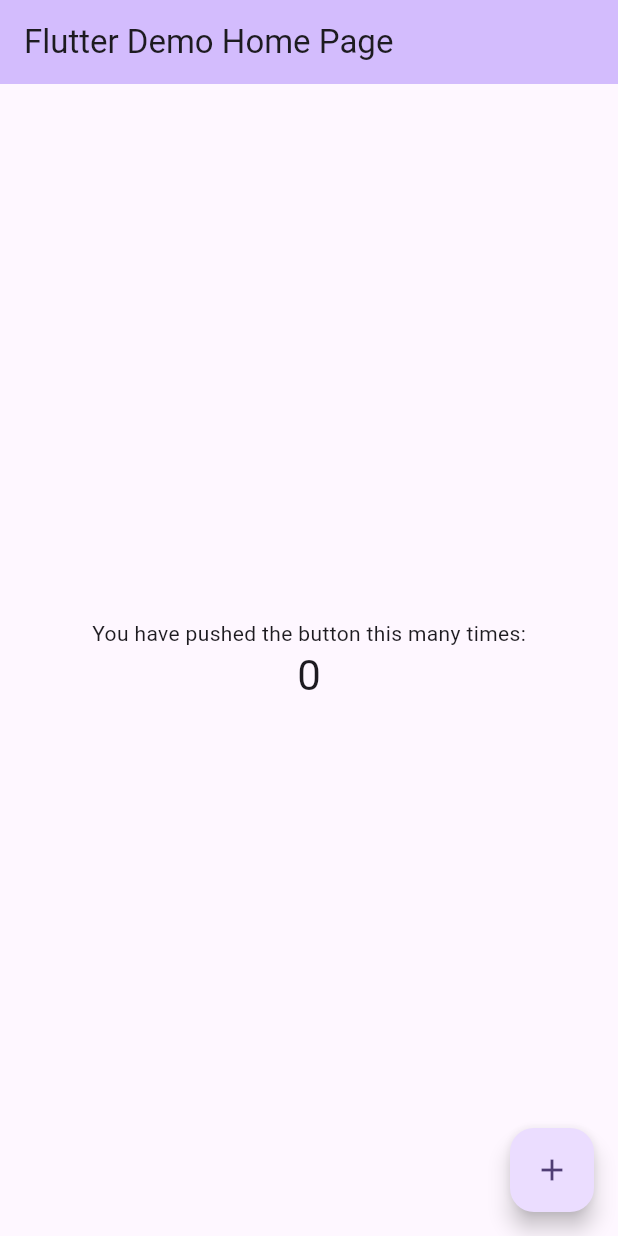
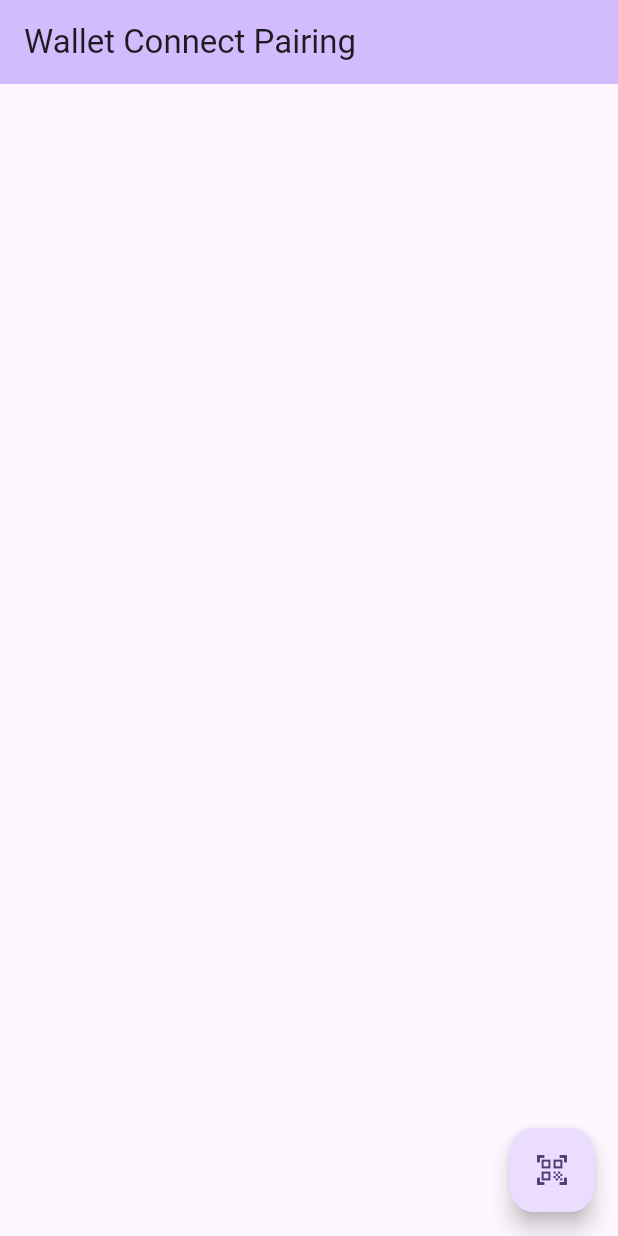
Before and after one commit to harpreetseera/wallet-connect_poc, a Flutter app: the screen it shows after launch, on a phone screen of 412 x 824 dp. Run offline on Flutter 3.47's test engine with Material 2 defaults, Android fonts, the phone set to English and light mode, and no system bars; our stand-ins replace get_it; missing offline and left inert: app_settings, qr_code_scanner.

Commit message:
adds scanner screen and some abstarction classes

```diff
--- a/lib/main.dart
+++ b/lib/main.dart
@@ -1,109 +1,22 @@
 import 'package:flutter/material.dart';
+import 'package:wallet_connect_poc/app_data.dart';
+import 'package:wallet_connect_poc/screens/home_page.dart';
+import 'package:wallet_connect_poc/service_locator.dart';
 
 void main() {
-  runApp(const MyApp());
+  setupServiceLocator();
+  runApp(const WCApp());
 }
 
-class MyApp extends StatelessWidget {
-  const MyApp({super.key});
+class WCApp extends StatelessWidget {
+  const WCApp({super.key});
 
   @override
   Widget build(BuildContext context) {
     return MaterialApp(
-      title: 'Flutter Demo',
-      theme: ThemeData(
-        colorScheme: ColorScheme.fromSeed(seedColor: Colors.deepPurple),
-        useMaterial3: true,
-      ),
-      home: const MyHomePage(title: 'Flutter Demo Home Page'),
+      title: AppData.appTitle,
+      theme: AppData.appTheme,
+      home: const HomeScreen(title: AppData.homeScreenTitle),
     );
   }
 }
-
-class MyHomePage extends StatefulWidget {
-  const MyHomePage({super.key, required this.title});
-
-  // This widget is the home page of your application. It is stateful, meaning
-  // that it has a State object (defined below) that contains fields that affect
-  // how it looks.
-
-  // This class is the configuration for the state. It holds the values (in this
-  // case the title) provided by the parent (in this case the App widget) and
-  // used by the build method of the State. Fields in a Widget subclass are
-  // always marked "final".
-
-  final String title;
-
-  @override
-  State<MyHomePage> createState() => _MyHomePageState();
-}
-
-class _MyHomePageState extends State<MyHomePage> {
-  int _counter = 0;
-
-  void _incrementCounter() {
-    setState(() {
-      // This call to setState tells the Flutter framework that something has
-      // changed in this State, which causes it to rerun the build method below
-      // so that the display can reflect the updated values. If we changed
-      // _counter without calling setState(), then the build method would not be
-      // called again, and so nothing would appear to happen.
-      _counter++;
-    });
-  }
-
-  @override
-  Widget build(BuildContext context) {
-    // This method is rerun every time setState is called, for instance as done
-    // by the _incrementCounter method above.
-    //
-    // The Flutter framework has been optimized to make rerunning build methods
-    // fast, so that you can just rebuild anything that needs updating rather
-    // than having to individually change instances of widgets.
-    return Scaffold(
-      appBar: AppBar(
-        // TRY THIS: Try changing the color here to a specific color (to
-        // Colors.amber, perhaps?) and trigger a hot reload to see the AppBar
-        // change color while the other colors stay the same.
-        backgroundColor: Theme.of(context).colorScheme.inversePrimary,
-        // Here we take the value from the MyHomePage object that was created by
-        // the App.build method, and use it to set our appbar title.
-        title: Text(widget.title),
-      ),
-      body: Center(
-        // Center is a layout widget. It takes a single child and positions it
-        // in the middle of the parent.
-        child: Column(
-          // Column is also a layout widget. It takes a list of children and
-          // arranges them vertically. By default, it sizes itself to fit its
-          // children horizontally, and tries to be as tall as its parent.
-          //
-          // Column has various properties to control how it sizes itself and
-          // how it positions its children. Here we use mainAxisAlignment to
-          // center the children vertically; the main axis here is the vertical
-          // axis because Columns are vertical (the cross axis would be
-          // horizontal).
-          //
-          // TRY THIS: Invoke "debug painting" (choose the "Toggle Debug Paint"
-          // action in the IDE, or press "p" in the console), to see the
-          // wireframe for each widget.
-          mainAxisAlignment: MainAxisAlignment.center,
-          children: <Widget>[
-            const Text(
-              'You have pushed the button this many times:',
-            ),
-            Text(
-              '$_counter',
-              style: Theme.of(context).textTheme.headlineMedium,
-            ),
-          ],
-        ),
-      ),
-      floatingActionButton: FloatingActionButton(
-        onPressed: _incrementCounter,
-        tooltip: 'Increment',
-        child: const Icon(Icons.add),
-      ), // This trailing comma makes auto-formatting nicer for build methods.
-    );
-  }
-}
--- /dev/null
+++ b/lib/screens/home_page.dart
@@ -0,0 +1,47 @@
+import 'package:flutter/material.dart';
+import 'package:qr_code_scanner/qr_code_scanner.dart';
+import 'package:wallet_connect_poc/app_data.dart';
+import 'package:wallet_connect_poc/screens/wallet_connect_qr_screen.dart';
+import 'package:wallet_connect_poc/view_model/home_screeen_vm.dart';
+
+class HomeScreen extends StatefulWidget {
+  const HomeScreen({
+    super.key,
+    required this.title,
+  });
+  final String title;
+
+  @override
+  State<HomeScreen> createState() => _HomeScreenState();
+}
+
+class _HomeScreenState extends State<HomeScreen> {
+  final homeScreenVM = HomeScreenVM();
+  @override
+  Widget build(BuildContext context) {
+    return Scaffold(
+      appBar: AppBar(
+        backgroundColor: Theme.of(context).colorScheme.inversePrimary,
+        title: Text(widget.title),
+      ),
+      body: const Center(
+        child: Column(
+          mainAxisAlignment: MainAxisAlignment.center,
+          children: <Widget>[],
+        ),
+      ),
+      floatingActionButton: FloatingActionButton(
+        onPressed: () async {
+          // homeScreenVM.scanQrCode();
+          final Barcode res =
+              await Navigator.of(context).push(MaterialPageRoute(
+            builder: (context) => WalletConnectQRScreen(),
+          ));
+          print(res.code.toString());
+        },
+        tooltip: AppData.scanToolTip,
+        child: const Icon(Icons.qr_code_scanner),
+      ),
+    );
+  }
+}
--- /dev/null
+++ b/lib/services/i_scanner_service.dart
@@ -0,0 +1,3 @@
+abstract class IScannerService {
+  Future<String> scanQrCode();
+}
--- /dev/null
+++ b/lib/view_model/home_screeen_vm.dart
@@ -0,0 +1,11 @@
+import 'package:wallet_connect_poc/service_locator.dart';
+import 'package:wallet_connect_poc/services/i_scanner_service.dart';
+
+class HomeScreenVM {
+  final IScannerService iScannerService = serviceLocator.get<IScannerService>();
+  HomeScreenVM();
+
+  void scanQrCode() async {
+    iScannerService.scanQrCode();
+  }
+}
```
Also changed, not shown: lib/mixin/dialog_mixin.dart (added, +22 -0 lines), lib/screens/wallet_connect_qr_screen.dart (added, +140 -0 lines), lib/services/scanner_service.dart (added, +9 -0 lines), 5 other files.
